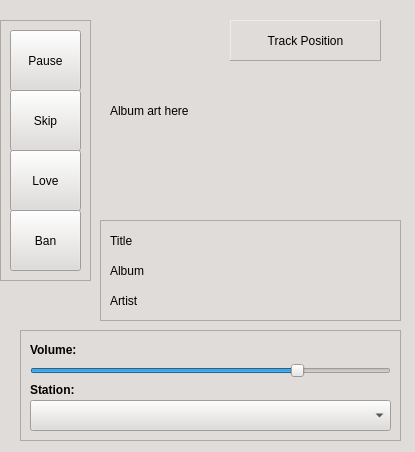
This is qAndora.ui in JeffHoogland/qAndora as Qt 5 draws it before an edit. The edited form follows.
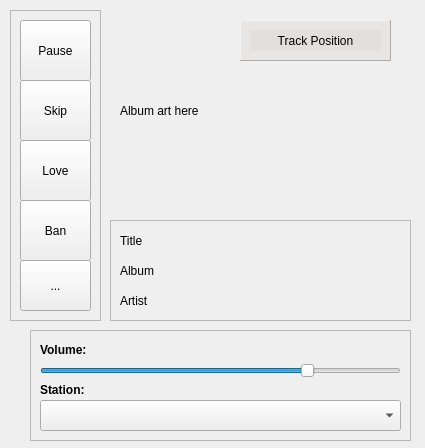
This is the edited form. Icons and pictures are not drawn.

The edit to the form file:
```diff
--- a/qAndora.ui
+++ b/qAndora.ui
@@ -1,430 +1,15 @@
 <?xml version="1.0" encoding="UTF-8"?>
 <ui version="4.0">
- <class>qAndora</class>
- <widget class="QDialog" name="qAndora">
+ <class>MainWindow</class>
+ <widget class="QMainWindow" name="MainWindow">
   <property name="geometry">
    <rect>
     <x>0</x>
     <y>0</y>
-    <width>415</width>
-    <height>452</height>
+    <width>425</width>
+    <height>448</height>
    </rect>
   </property>
-  <property name="palette">
-   <palette>
-    <active>
-     <colorrole role="WindowText">
-      <brush brushstyle="SolidPattern">
-       <color alpha="255">
-        <red>0</red>
-        <green>0</green>
-        <blue>0</blue>
-       </color>
-      </brush>
-     </colorrole>
-     <colorrole role="Button">
-      <brush brushstyle="SolidPattern">
-       <color alpha="255">
-        <red>223</red>
-        <green>220</green>
-        <blue>217</blue>
-       </color>
-      </brush>
-     </colorrole>
-     <colorrole role="Light">
-      <brush brushstyle="SolidPattern">
-       <color alpha="255">
-        <red>255</red>
-        <green>255</green>
-        <blue>255</blue>
-       </color>
-      </brush>
-     </colorrole>
-     <colorrole role="Midlight">
-      <brush brushstyle="SolidPattern">
-       <color alpha="255">
-        <red>239</red>
-        <green>237</green>
-        <blue>236</blue>
-       </color>
-      </brush>
-     </colorrole>
-     <colorrole role="Dark">
-      <brush brushstyle="SolidPattern">
-       <color alpha="255">
-        <red>111</red>
-        <green>110</green>
-        <blue>108</blue>
-       </color>
-      </brush>
-     </colorrole>
-     <colorrole role="Mid">
-      <brush brushstyle="SolidPattern">
-       <color alpha="255">
-        <red>149</red>
-        <green>147</green>
-        <blue>145</blue>
-       </color>
-      </brush>
-     </colorrole>
-     <colorrole role="Text">
-      <brush brushstyle="SolidPattern">
-       <color alpha="255">
-        <red>0</red>
-        <green>0</green>
-        <blue>0</blue>
-       </color>
-      </brush>
-     </colorrole>
-     <colorrole role="BrightText">
-      <brush brushstyle="SolidPattern">
-       <color alpha="255">
-        <red>255</red>
-        <green>255</green>
-        <blue>255</blue>
-       </color>
-      </brush>
-     </colorrole>
-     <colorrole role="ButtonText">
-      <brush brushstyle="SolidPattern">
-       <color alpha="255">
-        <red>0</red>
-        <green>0</green>
-        <blue>0</blue>
-       </color>
-      </brush>
-     </colorrole>
-     <colorrole role="Base">
-      <brush brushstyle="SolidPattern">
-       <color alpha="255">
-        <red>255</red>
-        <green>255</green>
-        <blue>255</blue>
-       </color>
-      </brush>
-     </colorrole>
-     <colorrole role="Window">
-      <brush brushstyle="SolidPattern">
-       <color alpha="255">
-        <red>223</red>
-        <green>220</green>
-        <blue>217</blue>
-       </color>
-      </brush>
-     </colorrole>
-     <colorrole role="Shadow">
-      <brush brushstyle="SolidPattern">
-       <color alpha="255">
-        <red>0</red>
-        <green>0</green>
-        <blue>0</blue>
-       </color>
-      </brush>
-     </colorrole>
-     <colorrole role="AlternateBase">
-      <brush brushstyle="SolidPattern">
-       <color alpha="255">
-        <red>239</red>
-        <green>237</green>
-        <blue>236</blue>
-       </color>
-      </brush>
-     </colorrole>
-     <colorrole role="ToolTipBase">
-      <brush brushstyle="SolidPattern">
-       <color alpha="255">
-        <red>255</red>
-        <green>255</green>
-        <blue>220</blue>
-       </color>
-      </brush>
-     </colorrole>
-     <colorrole role="ToolTipText">
-      <brush brushstyle="SolidPattern">
-       <color alpha="255">
-        <red>0</red>
-        <green>0</green>
-        <blue>0</blue>
-       </color>
-      </brush>
-     </colorrole>
-    </active>
-    <inactive>
-     <colorrole role="WindowText">
-      <brush brushstyle="SolidPattern">
-       <color alpha="255">
-        <red>0</red>
-        <green>0</green>
-        <blue>0</blue>
-       </color>
-      </brush>
-     </colorrole>
-     <colorrole role="Button">
-      <brush brushstyle="SolidPattern">
-       <color alpha="255">
-        <red>223</red>
-        <green>220</green>
-        <blue>217</blue>
-       </color>
-      </brush>
-     </colorrole>
-     <colorrole role="Light">
-      <brush brushstyle="SolidPattern">
-       <color alpha="255">
-        <red>255</red>
-        <green>255</green>
-        <blue>255</blue>
-       </color>
-      </brush>
-     </colorrole>
-     <colorrole role="Midlight">
-      <brush brushstyle="SolidPattern">
-       <color alpha="255">
-        <red>239</red>
-        <green>237</green>
-        <blue>236</blue>
-       </color>
-      </brush>
-     </colorrole>
-     <colorrole role="Dark">
-      <brush brushstyle="SolidPattern">
-       <color alpha="255">
-        <red>111</red>
-        <green>110</green>
-        <blue>108</blue>
-       </color>
-      </brush>
-     </colorrole>
-     <colorrole role="Mid">
-      <brush brushstyle="SolidPattern">
-       <color alpha="255">
-        <red>149</red>
-        <green>147</green>
-        <blue>145</blue>
-       </color>
-      </brush>
-     </colorrole>
-     <colorrole role="Text">
-      <brush brushstyle="SolidPattern">
-       <color alpha="255">
-        <red>0</red>
-        <green>0</green>
-        <blue>0</blue>
-       </color>
-      </brush>
-     </colorrole>
-     <colorrole role="BrightText">
-      <brush brushstyle="SolidPattern">
-       <color alpha="255">
-        <red>255</red>
-        <green>255</green>
-        <blue>255</blue>
-       </color>
-      </brush>
-     </colorrole>
-     <colorrole role="ButtonText">
-      <brush brushstyle="SolidPattern">
-       <color alpha="255">
-        <red>0</red>
-        <green>0</green>
-        <blue>0</blue>
-       </color>
-      </brush>
-     </colorrole>
-     <colorrole role="Base">
-      <brush brushstyle="SolidPattern">
-       <color alpha="255">
-        <red>255</red>
-        <green>255</green>
-        <blue>255</blue>
-       </color>
-      </brush>
-     </colorrole>
-     <colorrole role="Window">
-      <brush brushstyle="SolidPattern">
-       <color alpha="255">
-        <red>223</red>
-        <green>220</green>
-        <blue>217</blue>
-       </color>
-      </brush>
-     </colorrole>
-     <colorrole role="Shadow">
-      <brush brushstyle="SolidPattern">
-       <color alpha="255">
-        <red>0</red>
-        <green>0</green>
-        <blue>0</blue>
-       </color>
-      </brush>
-     </colorrole>
-     <colorrole role="AlternateBase">
-      <brush brushstyle="SolidPattern">
-       <color alpha="255">
-        <red>239</red>
-        <green>237</green>
-        <blue>236</blue>
-       </color>
-      </brush>
-     </colorrole>
-     <colorrole role="ToolTipBase">
-      <brush brushstyle="SolidPattern">
-       <color alpha="255">
-        <red>255</red>
-        <green>255</green>
-        <blue>220</blue>
-       </color>
-      </brush>
-     </colorrole>
-     <colorrole role="ToolTipText">
-      <brush brushstyle="SolidPattern">
-       <color alpha="255">
-        <red>0</red>
-        <green>0</green>
-        <blue>0</blue>
-       </color>
-      </brush>
-     </colorrole>
-    </inactive>
-    <disabled>
-     <colorrole role="WindowText">
-      <brush brushstyle="SolidPattern">
-       <color alpha="255">
-        <red>111</red>
-        <green>110</green>
-        <blue>108</blue>
-       </color>
-      </brush>
-     </colorrole>
-     <colorrole role="Button">
-      <brush brushstyle="SolidPattern">
-       <color alpha="255">
-        <red>223</red>
-        <green>220</green>
-        <blue>217</blue>
-       </color>
-      </brush>
-     </colorrole>
-     <colorrole role="Light">
-      <brush brushstyle="SolidPattern">
-       <color alpha="255">
-        <red>255</red>
-        <green>255</green>
-        <blue>255</blue>
-       </color>
-      </brush>
-     </colorrole>
-     <colorrole role="Midlight">
-      <brush brushstyle="SolidPattern">
-       <color alpha="255">
-        <red>239</red>
-        <green>237</green>
-        <blue>236</blue>
-       </color>
-      </brush>
-     </colorrole>
-     <colorrole role="Dark">
-      <brush brushstyle="SolidPattern">
-       <color alpha="255">
-        <red>111</red>
-        <green>110</green>
-        <blue>108</blue>
-       </color>
-      </brush>
-     </colorrole>
-     <colorrole role="Mid">
-      <brush brushstyle="SolidPattern">
-       <color alpha="255">
-        <red>149</red>
-        <green>147</green>
-        <blue>145</blue>
-       </color>
-      </brush>
-     </colorrole>
-     <colorrole role="Text">
-      <brush brushstyle="SolidPattern">
-       <color alpha="255">
-        <red>111</red>
-        <green>110</green>
-        <blue>108</blue>
-       </color>
-      </brush>
-     </colorrole>
-     <colorrole role="BrightText">
-      <brush brushstyle="SolidPattern">
-       <color alpha="255">
-        <red>255</red>
-        <green>255</green>
-        <blue>255</blue>
-       </color>
-      </brush>
-     </colorrole>
-     <colorrole role="ButtonText">
-      <brush brushstyle="SolidPattern">
-       <color alpha="255">
-        <red>111</red>
-        <green>110</green>
-        <blue>108</blue>
-       </color>
-      </brush>
-     </colorrole>
-     <colorrole role="Base">
-      <brush brushstyle="SolidPattern">
-       <color alpha="255">
-        <red>223</red>
-        <green>220</green>
-        <blue>217</blue>
-       </color>
-      </brush>
-     </colorrole>
-     <colorrole role="Window">
-      <brush brushstyle="SolidPattern">
-       <color alpha="255">
-        <red>223</red>
-        <green>220</green>
-        <blue>217</blue>
-       </color>
-      </brush>
-     </colorrole>
-     <colorrole role="Shadow">
-      <brush brushstyle="SolidPattern">
-       <color alpha="255">
-        <red>0</red>
-        <green>0</green>
-        <blue>0</blue>
-       </color>
-      </brush>
-     </colorrole>
-     <colorrole role="AlternateBase">
-      <brush brushstyle="SolidPattern">
-       <color alpha="255">
-        <red>223</red>
-        <green>220</green>
-        <blue>217</blue>
-       </color>
-      </brush>
-     </colorrole>
-     <colorrole role="ToolTipBase">
-      <brush brushstyle="SolidPattern">
-       <color alpha="255">
-        <red>255</red>
-        <green>255</green>
-        <blue>220</blue>
-       </color>
-      </brush>
-     </colorrole>
-     <colorrole role="ToolTipText">
-      <brush brushstyle="SolidPattern">
-       <color alpha="255">
-        <red>0</red>
-        <green>0</green>
-        <blue>0</blue>
-       </color>
-      </brush>
-     </colorrole>
-    </disabled>
-   </palette>
-  </property>
   <property name="windowTitle">
    <string> qAndora - Internet Radio</string>
   </property>
@@ -432,13 +17,88 @@
    <iconset>
     <normaloff>images/qAndora.png</normaloff>images/qAndora.png</iconset>
   </property>
-  <property name="autoFillBackground">
-   <bool>true</bool>
-  </property>
+  <widget class="QWidget" name="centralwidget">
+   <widget class="QFrame" name="frame">
+    <property name="geometry">
+     <rect>
+      <x>30</x>
+      <y>330</y>
+      <width>381</width>
+      <height>111</height>
+     </rect>
+    </property>
+    <property name="frameShape">
+     <enum>QFrame::StyledPanel</enum>
+    </property>
+    <property name="frameShadow">
+     <enum>QFrame::Raised</enum>
+    </property>
+    <widget class="QSlider" name="volumeSlider">
+     <property name="geometry">
+      <rect>
+       <x>10</x>
+       <y>20</y>
+       <width>361</width>
+       <height>41</height>
+      </rect>
+     </property>
+     <property name="toolTip">
+      <string>Adjust Volume</string>
+     </property>
+     <property name="maximum">
+      <number>100</number>
+     </property>
+     <property name="value">
+      <number>75</number>
+     </property>
+     <property name="orientation">
+      <enum>Qt::Horizontal</enum>
+     </property>
+    </widget>
+    <widget class="QComboBox" name="stationBox">
+     <property name="geometry">
+      <rect>
+       <x>10</x>
+       <y>70</y>
+       <width>361</width>
+       <height>31</height>
+      </rect>
+     </property>
+    </widget>
+    <widget class="QLabel" name="label">
+     <property name="geometry">
+      <rect>
+       <x>10</x>
+       <y>10</y>
+       <width>77</width>
+       <height>21</height>
+      </rect>
+     </property>
+     <property name="text">
+      <string>&lt;b&gt;Volume:&lt;/b&gt;</string>
+     </property>
+     <property name="textFormat">
+      <enum>Qt::AutoText</enum>
+     </property>
+    </widget>
+    <widget class="QLabel" name="label_2">
+     <property name="geometry">
+      <rect>
+       <x>10</x>
+       <y>50</y>
+       <width>77</width>
+       <height>21</height>
+      </rect>
+     </property>
+     <property name="text">
+      <string>&lt;b&gt;Station:&lt;/b&gt;</string>
+     </property>
+    </widget>
+   </widget>
   <widget class="QLabel" name="albumImage">
    <property name="geometry">
     <rect>
-     <x>110</x>
+      <x>120</x>
      <y>10</y>
      <width>281</width>
      <height>201</height>
@@ -457,106 +117,10 @@
     <bool>true</bool>
    </property>
   </widget>
-  <widget class="QFrame" name="buttonFrame">
-   <property name="geometry">
-    <rect>
-     <x>0</x>
-     <y>20</y>
-     <width>91</width>
-     <height>261</height>
-    </rect>
-   </property>
-   <property name="frameShape">
-    <enum>QFrame::StyledPanel</enum>
-   </property>
-   <property name="frameShadow">
-    <enum>QFrame::Raised</enum>
-   </property>
-   <widget class="QToolButton" name="playPauseButton">
-    <property name="geometry">
-     <rect>
-      <x>10</x>
-      <y>10</y>
-      <width>71</width>
-      <height>61</height>
-     </rect>
-    </property>
-    <property name="toolTip">
-     <string>Pause</string>
-    </property>
-    <property name="text">
-     <string>Pause</string>
-    </property>
-    <property name="icon">
-     <iconset>
-      <normaloff>images/pause.png</normaloff>images/pause.png</iconset>
-    </property>
-   </widget>
-   <widget class="QToolButton" name="skipButton">
-    <property name="geometry">
-     <rect>
-      <x>10</x>
-      <y>70</y>
-      <width>71</width>
-      <height>61</height>
-     </rect>
-    </property>
-    <property name="toolTip">
-     <string>Skip Song</string>
-    </property>
-    <property name="text">
-     <string>Skip</string>
-    </property>
-    <property name="icon">
-     <iconset>
-      <normaloff>images/skip.png</normaloff>images/skip.png</iconset>
-    </property>
-   </widget>
-   <widget class="QToolButton" name="loveButton">
-    <property name="geometry">
-     <rect>
-      <x>10</x>
-      <y>130</y>
-      <width>71</width>
-      <height>61</height>
-     </rect>
-    </property>
-    <property name="toolTip">
-     <string>Mark Favorite</string>
-    </property>
-    <property name="text">
-     <string>Love</string>
-    </property>
-    <property name="icon">
-     <iconset>
-      <normaloff>images/favorite.png</normaloff>images/favorite.png</iconset>
-    </property>
-   </widget>
-   <widget class="QToolButton" name="banButton">
-    <property name="geometry">
-     <rect>
-      <x>10</x>
-      <y>190</y>
-      <width>71</width>
-      <height>61</height>
-     </rect>
-    </property>
-    <property name="toolTip">
-     <string>Ban Song</string>
-    </property>
-    <property name="text">
-     <string>Ban</string>
-    </property>
-    <property name="icon">
-     <iconset>
-      <normaloff>images/ban.png</normaloff>images/ban.png</iconset>
-    </property>
-   </widget>
-  </widget>
   <widget class="QFrame" name="infoFrame">
    <property name="geometry">
     <rect>
-     <x>100</x>
+      <x>110</x>
      <y>220</y>
      <width>301</width>
      <height>101</height>
@@ -617,7 +181,7 @@
   <widget class="QFrame" name="positionFrame">
    <property name="geometry">
     <rect>
-     <x>230</x>
+      <x>240</x>
      <y>20</y>
      <width>151</width>
      <height>41</height>
@@ -1482,13 +1046,13 @@
     </property>
    </widget>
   </widget>
-  <widget class="QFrame" name="frame">
+   <widget class="QFrame" name="buttonFrame">
    <property name="geometry">
     <rect>
-     <x>20</x>
-     <y>330</y>
-     <width>381</width>
-     <height>111</height>
+      <x>10</x>
+      <y>10</y>
+      <width>91</width>
+      <height>311</height>
     </rect>
    </property>
    <property name="frameShape">
@@ -1497,66 +1061,106 @@
    <property name="frameShadow">
     <enum>QFrame::Raised</enum>
    </property>
-   <widget class="QSlider" name="volumeSlider">
+    <widget class="QToolButton" name="playPauseButton">
     <property name="geometry">
      <rect>
       <x>10</x>
-      <y>20</y>
-      <width>361</width>
-      <height>41</height>
+       <y>10</y>
+       <width>71</width>
+       <height>61</height>
      </rect>
     </property>
     <property name="toolTip">
-     <string>Adjust Volume</string>
-    </property>
-    <property name="maximum">
-     <number>100</number>
-    </property>
-    <property name="value">
-     <number>75</number>
-    </property>
-    <property name="orientation">
-     <enum>Qt::Horizontal</enum>
-    </property>
-   </widget>
-   <widget class="QComboBox" name="stationBox">
+      <string>Pause</string>
+     </property>
+     <property name="text">
+      <string>Pause</string>
+     </property>
+     <property name="icon">
+      <iconset>
+       <normaloff>images/pause.png</normaloff>images/pause.png</iconset>
+     </property>
+    </widget>
+    <widget class="QToolButton" name="skipButton">
     <property name="geometry">
      <rect>
       <x>10</x>
       <y>70</y>
-      <width>361</width>
-      <height>31</height>
-     </rect>
-    </property>
-   </widget>
-   <widget class="QLabel" name="label">
+       <width>71</width>
+       <height>61</height>
+      </rect>
+     </property>
+     <property name="toolTip">
+      <string>Skip Song</string>
+     </property>
+     <property name="text">
+      <string>Skip</string>
+     </property>
+     <property name="icon">
+      <iconset>
+       <normaloff>images/skip.png</normaloff>images/skip.png</iconset>
+     </property>
+    </widget>
+    <widget class="QToolButton" name="loveButton">
     <property name="geometry">
      <rect>
       <x>10</x>
-      <y>10</y>
-      <width>77</width>
-      <height>21</height>
-     </rect>
-    </property>
+       <y>130</y>
+       <width>71</width>
+       <height>61</height>
+      </rect>
+     </property>
+     <property name="toolTip">
+      <string>Mark Favorite</string>
+     </property>
     <property name="text">
-     <string>&lt;b&gt;Volume:&lt;/b&gt;</string>
-    </property>
-    <property name="textFormat">
-     <enum>Qt::AutoText</enum>
-    </property>
-   </widget>
-   <widget class="QLabel" name="label_2">
+      <string>Love</string>
+     </property>
+     <property name="icon">
+      <iconset>
+       <normaloff>images/favorite.png</normaloff>images/favorite.png</iconset>
+     </property>
+    </widget>
+    <widget class="QToolButton" name="banButton">
     <property name="geometry">
      <rect>
       <x>10</x>
-      <y>50</y>
-      <width>77</width>
-      <height>21</height>
-     </rect>
-    </property>
+       <y>190</y>
+       <width>71</width>
+       <height>61</height>
+      </rect>
+     </property>
+     <property name="toolTip">
+      <string>Ban Song</string>
+     </property>
     <property name="text">
-     <string>&lt;b&gt;Station:&lt;/b&gt;</string>
-    </property>
+      <string>Ban</string>
+     </property>
+     <property name="icon">
+      <iconset>
+       <normaloff>images/ban.png</normaloff>images/ban.png</iconset>
+     </property>
+    </widget>
+    <widget class="QToolButton" name="settingsButton">
+     <property name="geometry">
+      <rect>
+       <x>10</x>
+       <y>250</y>
+       <width>71</width>
+       <height>51</height>
+      </rect>
+     </property>
+     <property name="toolTip">
+      <string>Settings</string>
+     </property>
+     <property name="text">
+      <string>...</string>
+     </property>
+     <property name="icon">
+      <iconset>
+       <normaloff>images/settings.png</normaloff>images/settings.png</iconset>
+     </property>
+    </widget>
    </widget>
   </widget>
  </widget>
```
Left out of the diff: 2 changed lines with no effect on the pictures. Lines whose indentation alone changed are shown as unchanged.
